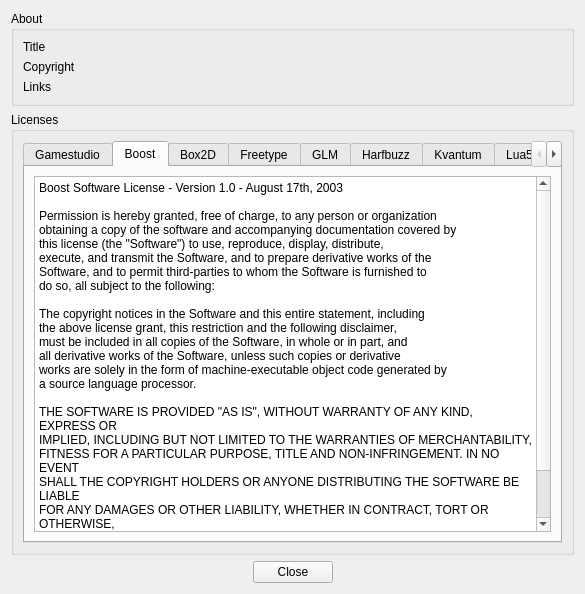
The window that editor/gui/dlgabout.ui (ensisoft/detonator) describes before a commit, drawn with Qt 5.
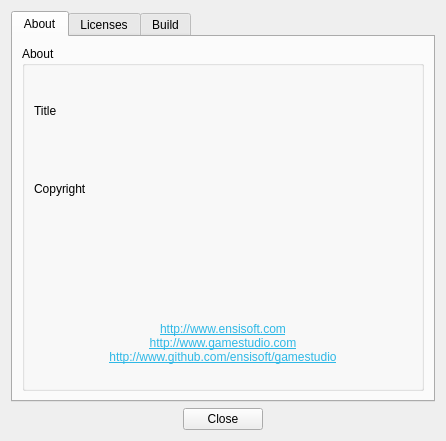
The same window after the commit. The open tabs and pages were chosen to show the change. Icons and pictures are not drawn.

Commit message:
Add automatic git commit sha in the build and update about dialog
Add automatic git commit sha in the build and update about dialog.

Diff of the .ui file:
```diff
--- a/editor/gui/dlgabout.ui
+++ b/editor/gui/dlgabout.ui
@@ -6,8 +6,8 @@
    <rect>
     <x>0</x>
     <y>0</y>
-    <width>585</width>
-    <height>594</height>
+    <width>446</width>
+    <height>441</height>
    </rect>
   </property>
   <property name="windowTitle">
@@ -15,11 +15,21 @@
   </property>
   <layout class="QVBoxLayout" name="verticalLayout_6">
    <item>
+    <widget class="QTabWidget" name="tabWidget">
+     <property name="currentIndex">
+      <number>0</number>
+     </property>
+     <widget class="QWidget" name="tab">
+      <attribute name="title">
+       <string>About</string>
+      </attribute>
+      <layout class="QVBoxLayout" name="verticalLayout_18">
+       <item>
     <widget class="QGroupBox" name="groupBox_2">
      <property name="title">
       <string>About</string>
      </property>
-     <layout class="QVBoxLayout" name="verticalLayout_5">
+         <layout class="QVBoxLayout" name="verticalLayout_7">
       <item>
        <widget class="QLabel" name="title">
         <property name="styleSheet">
@@ -40,16 +50,72 @@
         </property>
        </widget>
       </item>
+          <item>
+           <layout class="QHBoxLayout" name="horizontalLayout_2">
+            <item>
+             <spacer name="horizontalSpacer_3">
+              <property name="orientation">
+               <enum>Qt::Horizontal</enum>
+              </property>
+              <property name="sizeHint" stdset="0">
+               <size>
+                <width>40</width>
+                <height>20</height>
+               </size>
+              </property>
+             </spacer>
+            </item>
+            <item>
+             <widget class="QLabel" name="animation">
+              <property name="toolTip">
+               <string>Animation by wulax  https://opengameart.org/content/lpc-medieval-fantasy-character-sprites</string>
+              </property>
+              <property name="text">
+               <string/>
+              </property>
+              <property name="pixmap">
+               <pixmap resource="../resource/resource.qrc">:/about.gif</pixmap>
+              </property>
+             </widget>
+            </item>
+            <item>
+             <spacer name="horizontalSpacer_4">
+              <property name="orientation">
+               <enum>Qt::Horizontal</enum>
+              </property>
+              <property name="sizeHint" stdset="0">
+               <size>
+                <width>40</width>
+                <height>20</height>
+               </size>
+              </property>
+             </spacer>
+            </item>
+           </layout>
+          </item>
       <item>
        <widget class="QLabel" name="www">
         <property name="text">
-         <string>Links</string>
-        </property>
+             <string>&lt;html&gt;&lt;head/&gt;&lt;body&gt;&lt;p align=&quot;center&quot;&gt;&lt;a href=&quot;http://www.ensisoft.com&quot;&gt;&lt;span style=&quot; text-decoration: underline; color:#2eb8e6;&quot;&gt;http://www.ensisoft.com&lt;br/&gt;&lt;/span&gt;&lt;/a&gt;&lt;a href=&quot;http://www.gamestudio.com&quot;&gt;&lt;span style=&quot; text-decoration: underline; color:#2eb8e6;&quot;&gt;http://www.gamestudio.com&lt;br/&gt;&lt;/span&gt;&lt;/a&gt;&lt;a href=&quot;http://www.github.com/ensisoft/gamestudio&quot;&gt;&lt;span style=&quot; text-decoration: underline; color:#2eb8e6;&quot;&gt;http://www.github.com/ensisoft/gamestudio&lt;/span&gt;&lt;/a&gt;&lt;/p&gt;&lt;/body&gt;&lt;/html&gt;</string>
+            </property>
+            <property name="textFormat">
+             <enum>Qt::RichText</enum>
+            </property>
+            <property name="openExternalLinks">
+             <bool>true</bool>
+            </property>
        </widget>
       </item>
      </layout>
     </widget>
    </item>
+      </layout>
+     </widget>
+     <widget class="QWidget" name="tab_2">
+      <attribute name="title">
+       <string>Licenses</string>
+      </attribute>
+      <layout class="QVBoxLayout" name="verticalLayout_5">
    <item>
     <widget class="QGroupBox" name="groupBox">
      <property name="title">
@@ -57,7 +123,7 @@
      </property>
      <layout class="QVBoxLayout" name="verticalLayout_4">
       <item>
-       <widget class="QTabWidget" name="tabWidget">
+           <widget class="QTabWidget" name="tabWidget_2">
         <property name="tabPosition">
          <enum>QTabWidget::North</enum>
         </property>
@@ -104,7 +170,7 @@
           </item>
          </layout>
         </widget>
-        <widget class="QWidget" name="tab">
+            <widget class="QWidget" name="tab_3">
          <attribute name="title">
           <string>Boost</string>
          </attribute>
@@ -140,7 +206,7 @@
           </item>
          </layout>
         </widget>
-        <widget class="QWidget" name="tab_2">
+            <widget class="QWidget" name="tab_4">
          <attribute name="title">
           <string>Box2D</string>
          </attribute>
@@ -174,7 +240,7 @@
           </item>
          </layout>
         </widget>
-        <widget class="QWidget" name="tab_3">
+            <widget class="QWidget" name="tab_5">
          <attribute name="title">
           <string>Freetype</string>
          </attribute>
@@ -356,7 +422,7 @@
           </item>
          </layout>
         </widget>
-        <widget class="QWidget" name="tab_5">
+            <widget class="QWidget" name="tab_6">
          <attribute name="title">
           <string>GLM</string>
          </attribute>
@@ -1070,7 +1136,7 @@
           </item>
          </layout>
         </widget>
-        <widget class="QWidget" name="tab_4">
+            <widget class="QWidget" name="tab_7">
          <attribute name="title">
           <string>Harfbuzz</string>
          </attribute>
@@ -1121,7 +1187,7 @@
           </item>
          </layout>
         </widget>
-        <widget class="QWidget" name="tab_6">
+            <widget class="QWidget" name="tab_8">
          <attribute name="title">
           <string>Kvantum</string>
          </attribute>
@@ -1809,7 +1875,7 @@
           </item>
          </layout>
         </widget>
-        <widget class="QWidget" name="tab_7">
+            <widget class="QWidget" name="tab_9">
          <attribute name="title">
           <string>Lua5</string>
          </attribute>
@@ -1829,7 +1895,7 @@
           </item>
          </layout>
         </widget>
-        <widget class="QWidget" name="tab_8">
+            <widget class="QWidget" name="tab_10">
          <attribute name="title">
           <string>QSourceHighlight</string>
          </attribute>
@@ -1862,7 +1928,7 @@
           </item>
          </layout>
         </widget>
-        <widget class="QWidget" name="tab_9">
+            <widget class="QWidget" name="tab_11">
          <attribute name="title">
           <string>Qt5</string>
          </attribute>
@@ -2265,7 +2331,7 @@
          <attribute name="title">
           <string>stb</string>
          </attribute>
-         <layout class="QVBoxLayout" name="verticalLayout_7">
+             <layout class="QVBoxLayout" name="verticalLayout_17">
           <item>
            <widget class="QPlainTextEdit" name="plainTextEdit_21">
             <property name="plainText">
@@ -2296,6 +2362,33 @@
      </layout>
     </widget>
    </item>
+      </layout>
+     </widget>
+     <widget class="QWidget" name="tab_12">
+      <attribute name="title">
+       <string>Build</string>
+      </attribute>
+      <layout class="QVBoxLayout" name="verticalLayout_19">
+       <item>
+        <widget class="QGroupBox" name="groupBox_3">
+         <property name="title">
+          <string>Build</string>
+         </property>
+         <layout class="QVBoxLayout" name="verticalLayout_20">
+          <item>
+           <widget class="QLabel" name="build">
+            <property name="text">
+             <string>Version</string>
+            </property>
+           </widget>
+          </item>
+         </layout>
+        </widget>
+       </item>
+      </layout>
+     </widget>
+    </widget>
+   </item>
    <item>
     <layout class="QHBoxLayout" name="horizontalLayout">
      <item>
```
Left out of the diff: 5 changed lines with no effect on the pictures. Lines whose indentation alone changed are shown as unchanged. The commit also changes 7 other files.
